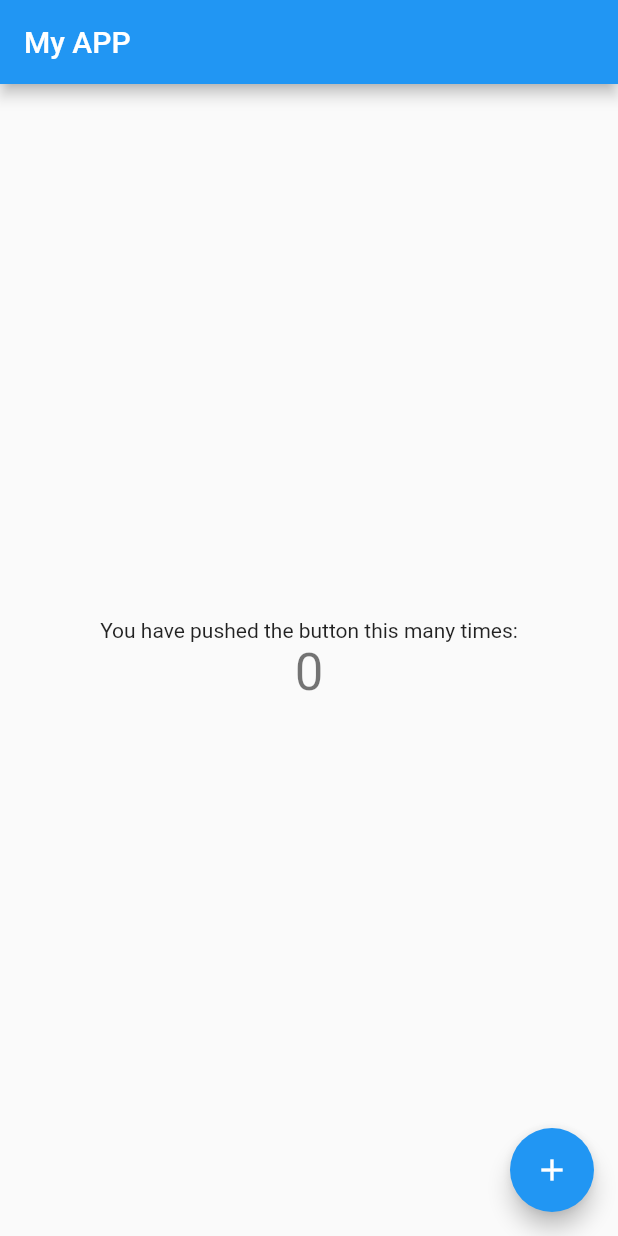
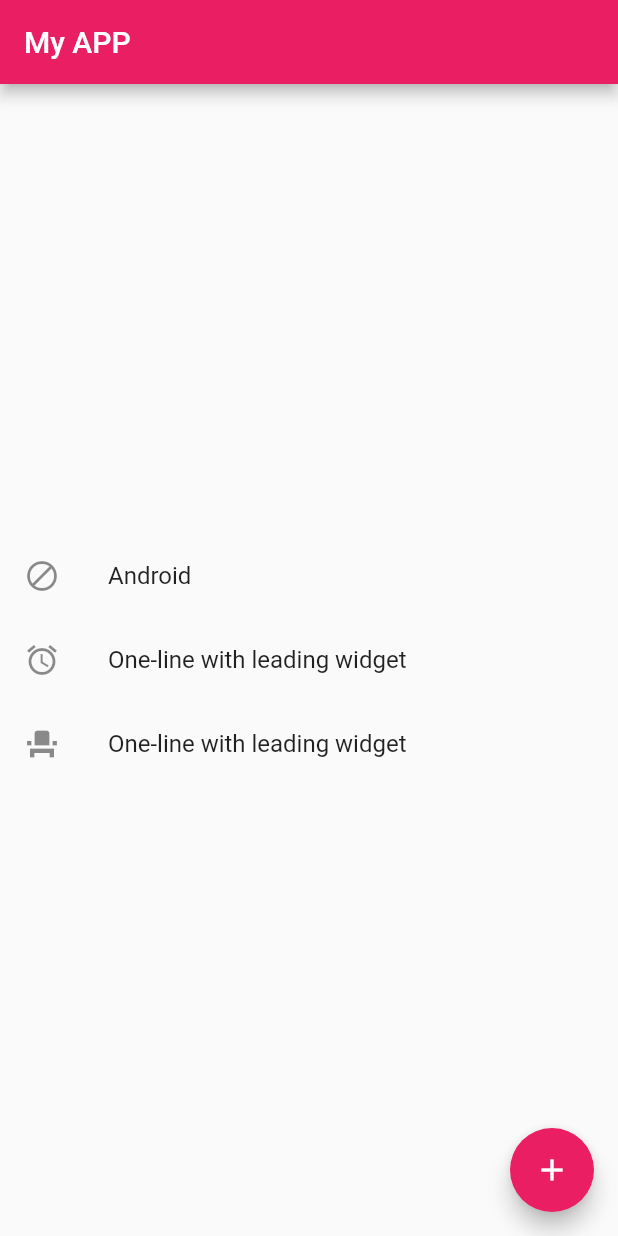
Before and after one commit to codegitpro/PK-flutter-counter, a Flutter app: the screen it shows after launch, on a phone screen of 412 x 824 dp. Run offline on Flutter 3.47's test engine with Material 2 defaults, Android fonts, the phone set to English and light mode, and no system bars.

Commit message:
update body module

```diff
--- a/lib/main.dart
+++ b/lib/main.dart
@@ -20,7 +20,7 @@ class MyApp extends StatelessWidget {
         // or simply save your changes to "hot reload" in a Flutter IDE).
         // Notice that the counter didn't reset back to zero; the application
         // is not restarted.
-        primarySwatch: Colors.blue,
+        primarySwatch: Colors.pink,
         // This makes the visual density adapt to the platform that you run
         // the app on. For desktop platforms, the controls will be smaller and
         // closer together (more dense) than on mobile platforms.
@@ -97,12 +97,17 @@ class _MyHomePageState extends State<MyHomePage> {
           // horizontal).
           mainAxisAlignment: MainAxisAlignment.center,
           children: <Widget>[
-            Text(
-              'You have pushed the button this many times:',
+            ListTile(
+              leading: Icon(Icons.block),
+              title: Text('Android'),
             ),
-            Text(
-              '$_counter',
-              style: Theme.of(context).textTheme.headline4,
+            ListTile(
+              leading: Icon(Icons.alarm),
+              title: Text('One-line with leading widget'),
+            ),
+            ListTile(
+              leading: Icon(Icons.event_seat),
+              title: Text('One-line with leading widget'),
             ),
           ],
         ),
```
